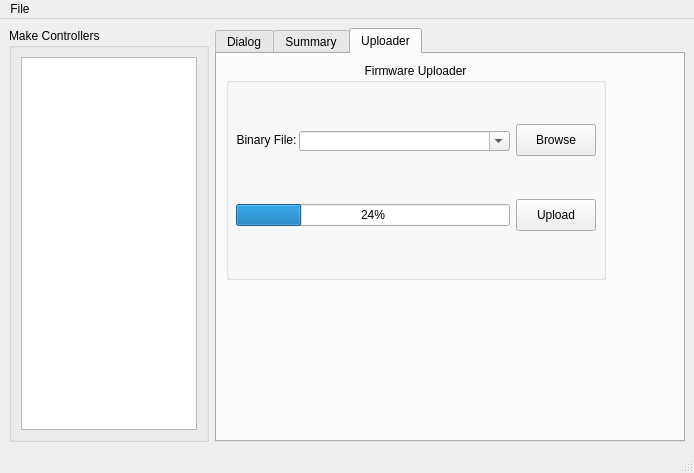
First picture: the form in mchelper/branches/multiboard_support/mchelper.ui, repository makingthings/makecontroller, before the edit.
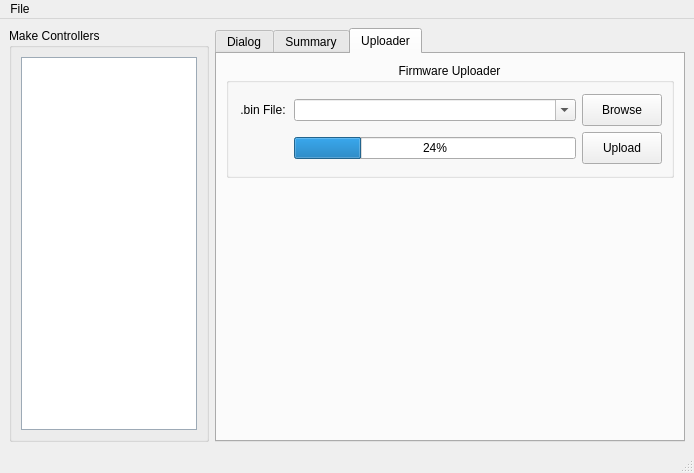
Second picture: the form after the edit. The open tabs and pages were chosen to show the change.

Commit message: - modified samba to allow multiple uploads before having to unplug any boards - adjusted uploader UI to scale/stretch

Patch:
```diff
--- a/mchelper/branches/multiboard_support/mchelper.ui
+++ b/mchelper/branches/multiboard_support/mchelper.ui
@@ -73,6 +73,271 @@
            <verstretch>0</verstretch>
           </sizepolicy>
          </property>
+         <property name="palette" >
+          <palette>
+           <active>
+            <color>
+             <red>0</red>
+             <green>0</green>
+             <blue>0</blue>
+            </color>
+            <color>
+             <red>204</red>
+             <green>220</green>
+             <blue>236</blue>
+            </color>
+            <color>
+             <red>255</red>
+             <green>255</green>
+             <blue>255</blue>
+            </color>
+            <color>
+             <red>229</red>
+             <green>237</green>
+             <blue>245</blue>
+            </color>
+            <color>
+             <red>102</red>
+             <green>110</green>
+             <blue>118</blue>
+            </color>
+            <color>
+             <red>136</red>
+             <green>147</green>
+             <blue>157</blue>
+            </color>
+            <color>
+             <red>0</red>
+             <green>0</green>
+             <blue>0</blue>
+            </color>
+            <color>
+             <red>255</red>
+             <green>255</green>
+             <blue>255</blue>
+            </color>
+            <color>
+             <red>0</red>
+             <green>0</green>
+             <blue>0</blue>
+            </color>
+            <color>
+             <red>255</red>
+             <green>255</green>
+             <blue>255</blue>
+            </color>
+            <color>
+             <red>204</red>
+             <green>220</green>
+             <blue>236</blue>
+            </color>
+            <color>
+             <red>0</red>
+             <green>0</green>
+             <blue>0</blue>
+            </color>
+            <color>
+             <red>49</red>
+             <green>106</green>
+             <blue>197</blue>
+            </color>
+            <color>
+             <red>255</red>
+             <green>255</green>
+             <blue>255</blue>
+            </color>
+            <color>
+             <red>0</red>
+             <green>0</green>
+             <blue>255</blue>
+            </color>
+            <color>
+             <red>255</red>
+             <green>0</green>
+             <blue>255</blue>
+            </color>
+            <color>
+             <red>229</red>
+             <green>237</green>
+             <blue>245</blue>
+            </color>
+           </active>
+           <inactive>
+            <color>
+             <red>0</red>
+             <green>0</green>
+             <blue>0</blue>
+            </color>
+            <color>
+             <red>204</red>
+             <green>220</green>
+             <blue>236</blue>
+            </color>
+            <color>
+             <red>255</red>
+             <green>255</green>
+             <blue>255</blue>
+            </color>
+            <color>
+             <red>229</red>
+             <green>237</green>
+             <blue>245</blue>
+            </color>
+            <color>
+             <red>102</red>
+             <green>110</green>
+             <blue>118</blue>
+            </color>
+            <color>
+             <red>136</red>
+             <green>147</green>
+             <blue>157</blue>
+            </color>
+            <color>
+             <red>0</red>
+             <green>0</green>
+             <blue>0</blue>
+            </color>
+            <color>
+             <red>255</red>
+             <green>255</green>
+             <blue>255</blue>
+            </color>
+            <color>
+             <red>0</red>
+             <green>0</green>
+             <blue>0</blue>
+            </color>
+            <color>
+             <red>255</red>
+             <green>255</green>
+             <blue>255</blue>
+            </color>
+            <color>
+             <red>204</red>
+             <green>220</green>
+             <blue>236</blue>
+            </color>
+            <color>
+             <red>0</red>
+             <green>0</green>
+             <blue>0</blue>
+            </color>
+            <color>
+             <red>236</red>
+             <green>233</green>
+             <blue>216</blue>
+            </color>
+            <color>
+             <red>0</red>
+             <green>0</green>
+             <blue>0</blue>
+            </color>
+            <color>
+             <red>0</red>
+             <green>0</green>
+             <blue>255</blue>
+            </color>
+            <color>
+             <red>255</red>
+             <green>0</green>
+             <blue>255</blue>
+            </color>
+            <color>
+             <red>229</red>
+             <green>237</green>
+             <blue>245</blue>
+            </color>
+           </inactive>
+           <disabled>
+            <color>
+             <red>102</red>
+             <green>110</green>
+             <blue>118</blue>
+            </color>
+            <color>
+             <red>204</red>
+             <green>220</green>
+             <blue>236</blue>
+            </color>
+            <color>
+             <red>255</red>
+             <green>255</green>
+             <blue>255</blue>
+            </color>
+            <color>
+             <red>229</red>
+             <green>237</green>
+             <blue>245</blue>
+            </color>
+            <color>
+             <red>102</red>
+             <green>110</green>
+             <blue>118</blue>
+            </color>
+            <color>
+             <red>136</red>
+             <green>147</green>
+             <blue>157</blue>
+            </color>
+            <color>
+             <red>102</red>
+             <green>110</green>
+             <blue>118</blue>
+            </color>
+            <color>
+             <red>255</red>
+             <green>255</green>
+             <blue>255</blue>
+            </color>
+            <color>
+             <red>102</red>
+             <green>110</green>
+             <blue>118</blue>
+            </color>
+            <color>
+             <red>204</red>
+             <green>220</green>
+             <blue>236</blue>
+            </color>
+            <color>
+             <red>204</red>
+             <green>220</green>
+             <blue>236</blue>
+            </color>
+            <color>
+             <red>0</red>
+             <green>0</green>
+             <blue>0</blue>
+            </color>
+            <color>
+             <red>49</red>
+             <green>106</green>
+             <blue>197</blue>
+            </color>
+            <color>
+             <red>255</red>
+             <green>255</green>
+             <blue>255</blue>
+            </color>
+            <color>
+             <red>0</red>
+             <green>0</green>
+             <blue>255</blue>
+            </color>
+            <color>
+             <red>255</red>
+             <green>0</green>
+             <blue>255</blue>
+            </color>
+            <color>
+             <red>204</red>
+             <green>220</green>
+             <blue>236</blue>
+            </color>
+           </disabled>
+          </palette>
+         </property>
          <property name="focusPolicy" >
           <enum>Qt::NoFocus</enum>
          </property>
@@ -402,25 +667,25 @@
        <attribute name="title" >
         <string>Uploader</string>
        </attribute>
+       <layout class="QVBoxLayout" >
+        <property name="margin" >
+         <number>9</number>
+        </property>
+        <property name="spacing" >
+         <number>6</number>
+        </property>
+        <item>
        <widget class="QGroupBox" name="uploaderGroupBox" >
-        <property name="geometry" >
-         <rect>
-          <x>9</x>
-          <y>9</y>
-          <width>380</width>
-          <height>217</height>
-         </rect>
-        </property>
         <property name="minimumSize" >
          <size>
           <width>380</width>
-          <height>101</height>
+            <height>115</height>
          </size>
         </property>
         <property name="maximumSize" >
          <size>
           <width>16777215</width>
-          <height>16777215</height>
+            <height>115</height>
          </size>
         </property>
         <property name="title" >
@@ -429,15 +694,33 @@
         <property name="alignment" >
          <set>Qt::AlignHCenter|Qt::AlignTop</set>
         </property>
+          <layout class="QVBoxLayout" >
+           <property name="margin" >
+            <number>9</number>
+           </property>
+           <property name="spacing" >
+            <number>6</number>
+           </property>
+           <item>
+            <layout class="QGridLayout" >
+             <property name="margin" >
+              <number>0</number>
+             </property>
+             <property name="spacing" >
+              <number>6</number>
+             </property>
+             <item row="1" column="1" >
+              <widget class="QProgressBar" name="progressBar" >
+               <property name="value" >
+                <number>24</number>
+               </property>
+               <property name="orientation" >
+                <enum>Qt::Horizontal</enum>
+               </property>
+              </widget>
+             </item>
+             <item row="1" column="2" >
         <widget class="QPushButton" name="uploadButton" >
-         <property name="geometry" >
-          <rect>
-           <x>290</x>
-           <y>136</y>
-           <width>80</width>
-           <height>32</height>
-          </rect>
-         </property>
          <property name="minimumSize" >
           <size>
            <width>80</width>
@@ -457,15 +740,9 @@
           <string>Upload</string>
          </property>
         </widget>
+             </item>
+             <item row="0" column="2" >
         <widget class="QPushButton" name="fileSelectButton" >
-         <property name="geometry" >
-          <rect>
-           <x>290</x>
-           <y>61</y>
-           <width>80</width>
-           <height>32</height>
-          </rect>
-         </property>
          <property name="minimumSize" >
           <size>
            <width>80</width>
@@ -485,36 +762,27 @@
           <string>Browse</string>
          </property>
         </widget>
-        <widget class="QProgressBar" name="progressBar" >
-         <property name="geometry" >
-          <rect>
-           <x>10</x>
-           <y>141</y>
-           <width>274</width>
-           <height>22</height>
-          </rect>
-         </property>
-         <property name="value" >
-          <number>24</number>
-         </property>
-         <property name="orientation" >
-          <enum>Qt::Horizontal</enum>
-         </property>
-        </widget>
+             </item>
+             <item row="0" column="1" >
+              <widget class="QComboBox" name="fileSelectText" >
+               <property name="editable" >
+                <bool>true</bool>
+               </property>
+               <property name="insertPolicy" >
+                <enum>QComboBox::InsertAtTop</enum>
+               </property>
+               <property name="minimumContentsLength" >
+                <number>1</number>
+               </property>
+              </widget>
+             </item>
+             <item row="0" column="0" >
         <widget class="QLabel" name="fileLabel" >
-         <property name="geometry" >
-          <rect>
-           <x>10</x>
-           <y>61</y>
-           <width>61</width>
-           <height>32</height>
-          </rect>
-         </property>
          <property name="acceptDrops" >
           <bool>false</bool>
          </property>
          <property name="text" >
-          <string>Binary File:</string>
+                <string>.bin File:</string>
          </property>
          <property name="alignment" >
           <set>Qt::AlignCenter</set>
@@ -523,26 +791,42 @@
           <cstring>fileSelectText</cstring>
          </property>
         </widget>
-        <widget class="QComboBox" name="fileSelectText" >
-         <property name="geometry" >
-          <rect>
-           <x>73</x>
-           <y>68</y>
-           <width>211</width>
+             </item>
+             <item row="1" column="0" >
+              <spacer>
+               <property name="orientation" >
+                <enum>Qt::Horizontal</enum>
+               </property>
+               <property name="sizeType" >
+                <enum>QSizePolicy::Fixed</enum>
+               </property>
+               <property name="sizeHint" >
+                <size>
+                 <width>50</width>
            <height>20</height>
-          </rect>
-         </property>
-         <property name="editable" >
-          <bool>true</bool>
-         </property>
-         <property name="insertPolicy" >
-          <enum>QComboBox::InsertAtTop</enum>
-         </property>
-         <property name="minimumContentsLength" >
-          <number>1</number>
-         </property>
-        </widget>
-       </widget>
+                </size>
+               </property>
+              </spacer>
+             </item>
+            </layout>
+           </item>
+          </layout>
+         </widget>
+        </item>
+        <item>
+         <spacer>
+          <property name="orientation" >
+           <enum>Qt::Vertical</enum>
+          </property>
+          <property name="sizeHint" >
+           <size>
+            <width>20</width>
+            <height>40</height>
+           </size>
+          </property>
+         </spacer>
+        </item>
+       </layout>
       </widget>
      </widget>
     </item>
```
Lines whose indentation alone changed are shown as unchanged. The commit also changes 5 other files.
